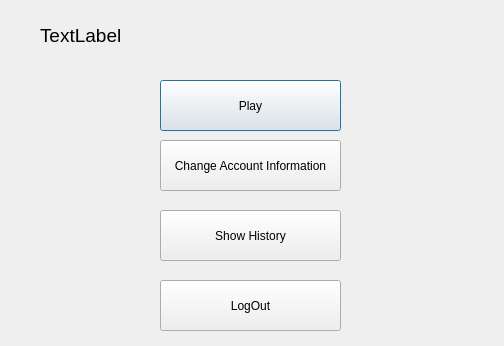
m-rajaee/PlantsVsZombies, file Menu.ui: the form before one commit.
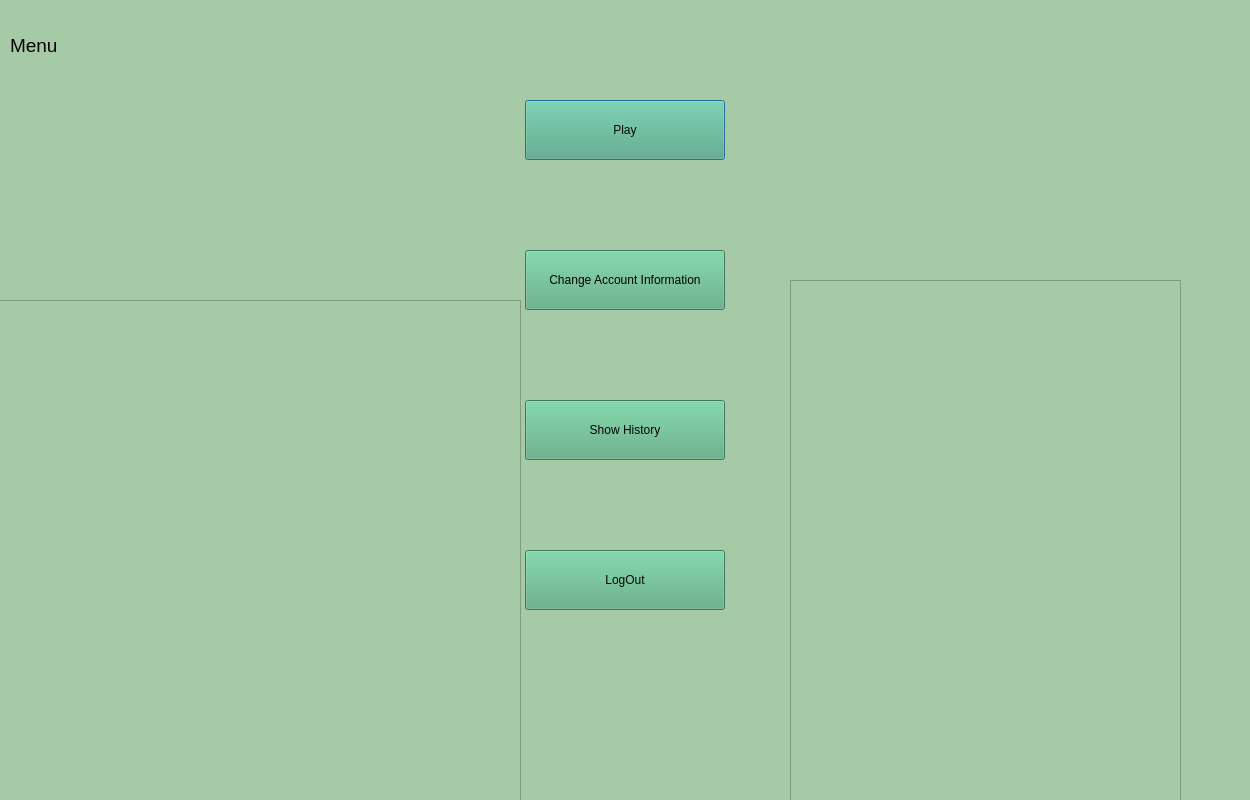
The form after the commit. Icons and pictures are not drawn.

Commit message: Z-Javanbaksh : Menu Front-End

```diff
--- a/Menu.ui
+++ b/Menu.ui
@@ -6,22 +6,29 @@
    <rect>
     <x>0</x>
     <y>0</y>
-    <width>504</width>
-    <height>346</height>
+    <width>1250</width>
+    <height>800</height>
    </rect>
   </property>
   <property name="windowTitle">
    <string>Dialog</string>
   </property>
+  <property name="styleSheet">
+   <string notr="true">background-color: rgb(166, 202, 166);</string>
+  </property>
   <widget class="QPushButton" name="pushButton">
    <property name="geometry">
     <rect>
-     <x>160</x>
-     <y>80</y>
-     <width>181</width>
-     <height>51</height>
+     <x>525</x>
+     <y>100</y>
+     <width>200</width>
+     <height>60</height>
     </rect>
    </property>
+   <property name="styleSheet">
+    <string notr="true">background-color: rgb(85, 170, 127);
+color: rgb(9, 9, 9);</string>
+   </property>
    <property name="text">
     <string>Play</string>
    </property>
@@ -29,12 +36,16 @@
   <widget class="QPushButton" name="pushButton_2">
    <property name="geometry">
     <rect>
-     <x>160</x>
-     <y>140</y>
-     <width>181</width>
-     <height>51</height>
+     <x>525</x>
+     <y>250</y>
+     <width>200</width>
+     <height>60</height>
     </rect>
    </property>
+   <property name="styleSheet">
+    <string notr="true">background-color: rgb(85, 170, 127);
+color: rgb(3, 3, 3);</string>
+   </property>
    <property name="text">
     <string>Change Account Information</string>
    </property>
@@ -42,12 +53,16 @@
   <widget class="QPushButton" name="pushButton_3">
    <property name="geometry">
     <rect>
-     <x>160</x>
-     <y>210</y>
-     <width>181</width>
-     <height>51</height>
+     <x>525</x>
+     <y>400</y>
+     <width>200</width>
+     <height>60</height>
     </rect>
    </property>
+   <property name="styleSheet">
+    <string notr="true">background-color: rgb(85, 170, 127);
+color: rgb(4, 4, 4);</string>
+   </property>
    <property name="text">
     <string>Show History</string>
    </property>
@@ -55,12 +70,16 @@
   <widget class="QPushButton" name="pushButton_4">
    <property name="geometry">
     <rect>
-     <x>160</x>
-     <y>280</y>
-     <width>181</width>
-     <height>51</height>
+     <x>525</x>
+     <y>550</y>
+     <width>200</width>
+     <height>60</height>
     </rect>
    </property>
+   <property name="styleSheet">
+    <string notr="true">color: rgb(6, 6, 6);
+background-color: rgb(85, 170, 127);</string>
+   </property>
    <property name="text">
     <string>LogOut</string>
    </property>
@@ -68,8 +87,8 @@
   <widget class="QLabel" name="label">
    <property name="geometry">
     <rect>
-     <x>40</x>
-     <y>0</y>
+     <x>10</x>
+     <y>10</y>
      <width>421</width>
      <height>71</height>
     </rect>
@@ -79,8 +98,38 @@
      <pointsize>14</pointsize>
     </font>
    </property>
+   <property name="styleSheet">
+    <string notr="true">
+color: rgb(4, 4, 4);</string>
+   </property>
    <property name="text">
-    <string>TextLabel</string>
+    <string>Menu</string>
+   </property>
+  </widget>
+  <widget class="QGraphicsView" name="graphicsView">
+   <property name="geometry">
+    <rect>
+     <x>-60</x>
+     <y>300</y>
+     <width>581</width>
+     <height>501</height>
+    </rect>
+   </property>
+   <property name="styleSheet">
+    <string notr="true">border-image: url(:/mymenu/menu/cactus.png.adapt.crop16x9.png);</string>
+   </property>
+  </widget>
+  <widget class="QGraphicsView" name="graphicsView_2">
+   <property name="geometry">
+    <rect>
+     <x>790</x>
+     <y>280</y>
+     <width>391</width>
+     <height>521</height>
+    </rect>
+   </property>
+   <property name="styleSheet">
+    <string notr="true">border-image: url(:/mymenu/menu/Newspaper_Zombie.webp);</string>
    </property>
   </widget>
  </widget>
```
The commit also changes 30 other files.
